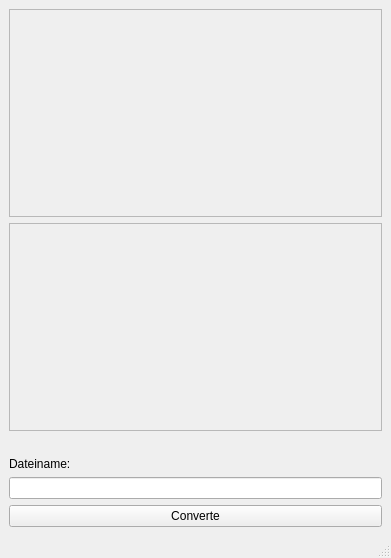
Qt form mainwindow.ui (rclarsfull/ImageLight) before a commit.
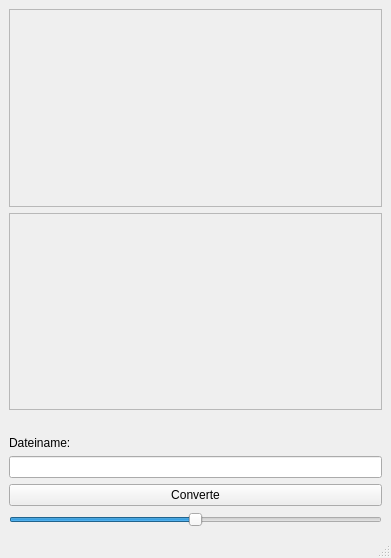
The same form after that commit.

What changed in the file:
```diff
--- a/mainwindow.ui
+++ b/mainwindow.ui
@@ -87,6 +87,25 @@
       </property>
      </widget>
     </item>
+    <item>
+     <widget class="QSlider" name="horizontalSlider">
+      <property name="maximum">
+       <number>100</number>
+      </property>
+      <property name="singleStep">
+       <number>1</number>
+      </property>
+      <property name="value">
+       <number>50</number>
+      </property>
+      <property name="sliderPosition">
+       <number>50</number>
+      </property>
+      <property name="orientation">
+       <enum>Qt::Horizontal</enum>
+      </property>
+     </widget>
+    </item>
    </layout>
   </widget>
   <widget class="QMenuBar" name="menubar">
```
